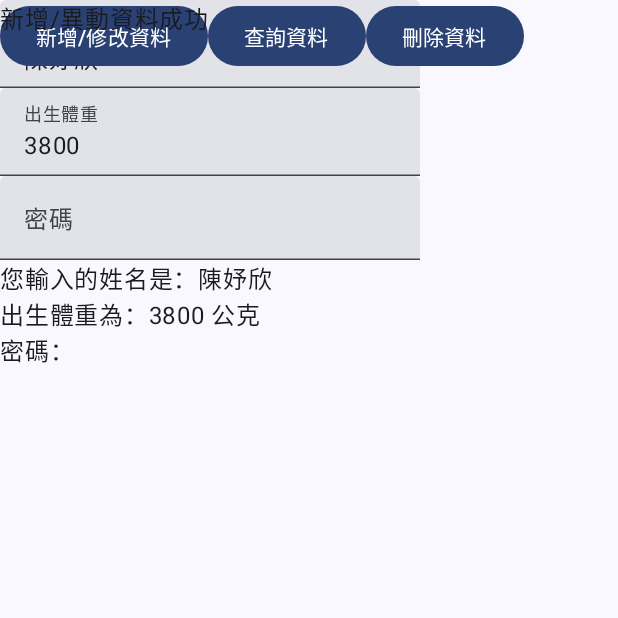
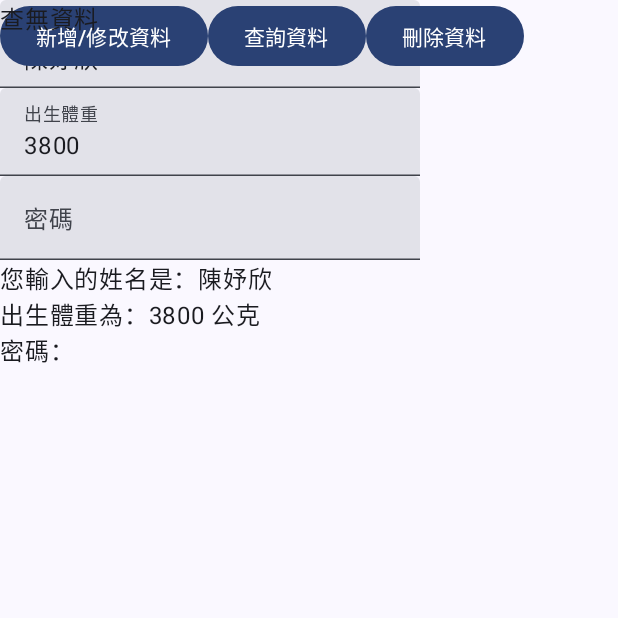
Before and after one commit to yixin2521/ComposeFireStore1104, an Android app built with Jetpack Compose: the screen it shows after launch (MainActivity), after a tap on "查詢資料", on a phone screen of 412 x 824 dp, the top half of it. Run offline under Robolectric (Android 15) with nearby library versions, the phone set to English and light mode, and no system bars; our stand-ins replace Firebase (no records; nobody signed in at launch, a user with empty details on screens opened directly); 1 other tap on this screen came first.

Commit message:
v9_根據名字查詢資料

```diff
--- a/app/src/main/java/s411203306/com/example/composefirestore/MainActivity.kt
+++ b/app/src/main/java/s411203306/com/example/composefirestore/MainActivity.kt
@@ -109,7 +109,10 @@ fun Birth(m: Modifier) {
         Button(onClick = {
             val user = Person(userName, userWeight, userPassword)
             db.collection("users")
-                .add(user)
+                //.add(user)
+                .document(userName)
+                .set(user)
+
                 .addOnSuccessListener { documentReference ->
                     msg = "新增/異動資料成功"
                 }
@@ -120,7 +123,24 @@ fun Birth(m: Modifier) {
         }) {
             Text("新增/修改資料")
         }
-        Button(onClick = { }) {
+        Button(onClick = {
+            db.collection("users")
+            .whereEqualTo("userName", userName)
+            .get()
+            .addOnCompleteListener { task ->
+                if (task.isSuccessful) {
+                    msg = ""
+                    for (document in task.result!!) {
+                        msg += "文件id：" + document.id + "\n名字：" + document.data["userName"] +
+                                "\n出生體重：" + document.data["userWeight"].toString() + "\n\n"
+                    }
+                    if (msg == "") {
+                        msg = "查無資料"
+                    }
+                }
+            }
+
+        }) {
             Text("查詢資料")
         }
         Button(onClick = { }) {
```
